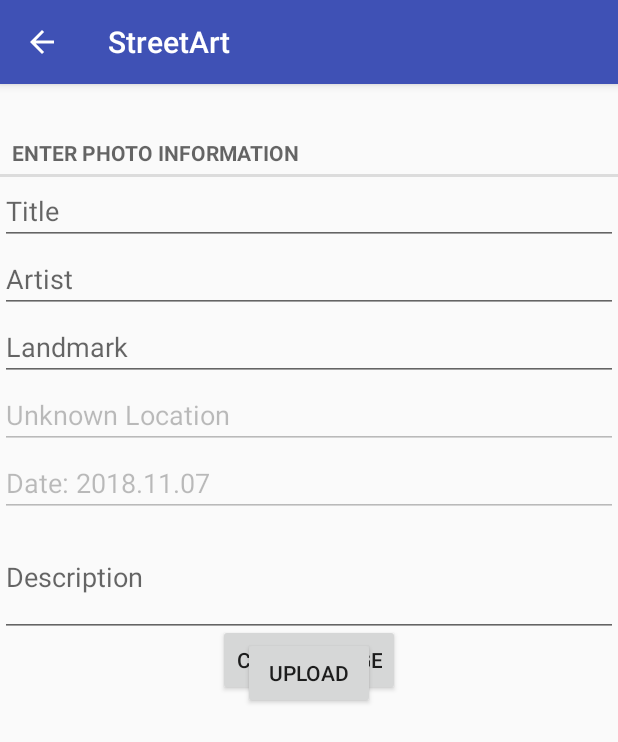
After one commit to wolfe766/mobile_apps, an Android app: the fragment CaptureFragment placed in its activity, on a phone screen of 412 x 824 dp. The commit adds this screen. Shown: the top 742 px of the screen. Run offline under Robolectric (Android 15) with nearby library versions, the phone set to English and light mode, and no system bars; our stand-ins replace Firebase (no records; nobody signed in at launch, a user with empty details on screens opened directly); pictures from the network do not load; 3 statements that could not run were skipped.

Commit message:
Finalized photo capture activity

```diff
--- a/app/src/main/AndroidManifest.xml
+++ b/app/src/main/AndroidManifest.xml
@@ -4,6 +4,7 @@
 
     <uses-permission android:name="android.permission.WRITE_EXTERNAL_STORAGE" />
     <uses-permission android:name="android.permission.INTERNET" />
+    <uses-permission android:name="android.permission.ACCESS_FINE_LOCATION" />
 
     <application
         android:allowBackup="true"
--- /dev/null
+++ b/app/src/main/java/aclass/champion/android/streetart/CaptureFragment.java
@@ -0,0 +1,153 @@
+package aclass.champion.android.streetart;
+
+import android.content.Context;
+import android.content.Intent;
+import android.location.Criteria;
+import android.location.Location;
+import android.location.LocationManager;
+import android.net.Uri;
+import android.os.Bundle;
+import android.support.v4.app.Fragment;
+import android.text.Editable;
+import android.text.TextWatcher;
+import android.view.LayoutInflater;
+import android.view.View;
+import android.view.ViewGroup;
+import android.widget.Button;
+import android.widget.EditText;
+import android.widget.ImageView;
+import android.widget.Toast;
+
+import com.bumptech.glide.Glide;
+import com.google.firebase.firestore.FirebaseFirestore;
+import com.google.firebase.storage.FirebaseStorage;
+import com.google.firebase.storage.StorageReference;
+
+import java.io.File;
+import java.text.SimpleDateFormat;
+
+public class CaptureFragment extends Fragment {
+
+    private EditText mTitleField;
+    private EditText mArtistField;
+    private EditText mLandmarkField;
+    private EditText mLocationField;
+    private EditText mDateField;
+    private EditText mDescriptionField;
+    private ImageView mImageView;
+    private Button mUploadButton;
+
+    private final FirebaseFirestore FIRESTOREDB = FirebaseFirestore.getInstance();
+    private StorageReference mStorageRef;
+    StorageController storage = new StorageController();
+    DatabaseController firestore = new DatabaseController();
+
+
+    private Picture mPic;
+    private String mDownloadPath;
+    private String mThumbnailString;
+    private Location currentLocation;
+    private File photoFile;
+
+    @Override
+    public void onCreate(Bundle savedInstanceState){
+        super.onCreate(savedInstanceState);
+
+    }
+
+    @Override
+    public View onCreateView(LayoutInflater inflater, ViewGroup container, Bundle savedInstanceState){
+        View v = inflater.inflate(R.layout.fragment_capture, container, false);
+
+        //Get all the relevant resources set up
+        mTitleField = v.findViewById(R.id.photo_title);
+        mArtistField = v.findViewById(R.id.photo_artist);
+        mLandmarkField = v.findViewById(R.id.photo_landmark);
+        mLocationField = v.findViewById(R.id.photo_location);
+        mDateField = v.findViewById(R.id.photo_date);
+        mDescriptionField = v.findViewById(R.id.photo_description);
+
+        //Imageview for displaying a preview of what is about to be uploaded
+        mImageView = v.findViewById(R.id.image_container);
+
+        //Upload button
+        mUploadButton = v.findViewById(R.id.button_upload);
+
+        //Retrieve the data passed from the activity to this fragment
+        Bundle dataFromActivity = this.getArguments();
+        //The "path" key retrieves the file path, ,the "thumbnail" key retrieves the thumbnail string
+        String filePath = dataFromActivity.getString("path");
+        mThumbnailString = dataFromActivity.getString("thumbnail");
+
+        //Use the passed string to create a new reference to the file on disk
+        photoFile = new File(filePath);
+
+        //Update the preview imageview
+        Glide.with(this).load(photoFile).into(mImageView);
+
+
+        //Update the Date text area with the current date
+        mDateField.setText("Date: " + new SimpleDateFormat("yyyy.MM.dd").format(new java.util.Date()));
+
+        //Update the location area with the current location
+        Context mContext = getActivity();
+        LocationManager lm = (LocationManager) mContext.getSystemService(Context.LOCATION_SERVICE);
+        //No accuracy criteria on the location service
+        Criteria locationCriteria = new Criteria();
+        locationCriteria.setAccuracy(Criteria.NO_REQUIREMENT);
+        //Retrieve the best location provider using that crtieria
+        String bestProvider = lm.getBestProvider(locationCriteria, true);
+
+        //Try to get the last location if location services are enabled
+        try{
+            currentLocation = lm.getLastKnownLocation(bestProvider);
+        }catch(SecurityException e){
+            Toast.makeText(mContext, "Location service rejected", Toast.LENGTH_SHORT).show();
+        }
+
+        //Update location field with relevant data
+        if(currentLocation != null){
+            String lat = String.valueOf(currentLocation.getLatitude());
+            String longi = String.valueOf(currentLocation.getLongitude());
+            mLocationField.setText("lat: + " + lat + ", long: " + longi);
+        }else{
+            mLocationField.setText("Unknown Location");
+        }
+
+        //Create realtime database reference
+        mStorageRef = FirebaseStorage.getInstance().getReference();
+
+        mUploadButton.setOnClickListener(new View.OnClickListener() {
+            @Override
+            public void onClick(View v) {
+
+                //Create A StorageDataContainer to pass to the async task
+                mPic = generatePictureFromData();
+                StorageDataContainer cont = new StorageDataContainer(mStorageRef, photoFile, getActivity(), mPic);
+
+                //Create the asynchronous storage uploader object
+                new StorageController().execute(cont);
+                Intent intent = new Intent(getActivity(), SearchActivity.class);
+                startActivity(intent);
+            }
+        });
+
+        return v;
+    }
+
+    //Gets all the relevant data from fields
+    public Picture generatePictureFromData(){
+        Picture mPicTemp = new Picture();
+
+        mPicTemp.setTitle(mTitleField.getText().toString());
+        mPicTemp.setArtist(mArtistField.getText().toString());
+        mPicTemp.setDate(new SimpleDateFormat("yyyyMMdd_HHmmss").format(new java.util.Date()));
+        mPicTemp.setLocation(currentLocation);
+        mPicTemp.setDescription(mDescriptionField.getText().toString());
+        mPicTemp.setLandmark(mLandmarkField.getText().toString());
+        mPicTemp.setThumbnail(mThumbnailString);
+
+        return mPicTemp;
+    }
+
+}
--- a/app/src/main/java/aclass/champion/android/streetart/MainActivity.java
+++ b/app/src/main/java/aclass/champion/android/streetart/MainActivity.java
@@ -101,7 +101,7 @@ public class MainActivity extends AppCompatActivity {
             public void onClick(View v){
                 //Upload taken image to firebase
                 if(mImageTaken == true){
-                    stController.uploadPictureToStorage(FIRESTOREDB, dbController, mStorageRef, mImageThumbnail);
+                    //Removed this functionality because parameters have changed and arent easy to get
                 }else{
                     Toast.makeText(MainActivity.this,"You need to take an image to upload!",Toast.LENGTH_SHORT).show();
                 }
--- a/app/src/main/res/layout/activity_capture_photo.xml
+++ b/app/src/main/res/layout/activity_capture_photo.xml
@@ -12,13 +12,6 @@
         android:gravity="center"
         android:orientation="vertical">
 
-    <ImageView
-        android:id="@+id/image_box"
-        android:layout_width="wrap_content"
-        android:layout_height="wrap_content"
-        android:adjustViewBounds="true"
-        android:maxWidth="200dp"/>
-
     <Button
         android:id="@+id/create_button"
         android:layout_width="wrap_content"
@@ -26,4 +19,10 @@
         android:text="@string/create_button"/>
     </LinearLayout>
 
+    <FrameLayout
+        xmlns:android="http://schemas.android.com/apk/res/android"
+        android:id="@+id/fragment_container"
+        android:layout_width="match_parent"
+        android:layout_height="match_parent" />
+
 </android.support.constraint.ConstraintLayout>
--- /dev/null
+++ b/app/src/main/res/layout/fragment_capture.xml
@@ -0,0 +1,74 @@
+<?xml version="1.0" encoding="utf-8"?>
+<LinearLayout xmlns:android="http://schemas.android.com/apk/res/android"
+    android:orientation="vertical" android:layout_width="match_parent"
+    android:layout_height="match_parent"
+    android:gravity="center">
+    <ScrollView
+        android:layout_width="match_parent"
+        android:layout_height="match_parent">
+        <LinearLayout
+            android:layout_width="match_parent"
+            android:layout_height="match_parent"
+            android:orientation="vertical"
+            android:gravity="center">
+            <ImageView
+                android:layout_width="wrap_content"
+                android:layout_height="wrap_content"
+                android:maxHeight="100dp"
+                android:layout_marginBottom="30dp"
+                android:id="@+id/image_container"
+                android:adjustViewBounds= "true"/>
+
+            <TextView
+                style="?android:listSeparatorTextViewStyle"
+                android:layout_width="match_parent"
+                android:layout_height="wrap_content"
+                android:text="Enter Photo Information"/>
+
+            <EditText
+                android:id="@+id/photo_title"
+                android:layout_width="match_parent"
+                android:layout_height="wrap_content"
+                android:hint="Title"/>
+
+            <EditText
+                android:id="@+id/photo_artist"
+                android:layout_width="match_parent"
+                android:layout_height="wrap_content"
+                android:hint="Artist"/>
+
+            <EditText
+                android:id="@+id/photo_landmark"
+                android:layout_width="match_parent"
+                android:layout_height="wrap_content"
+                android:hint="Landmark"/>
+            <EditText
+                android:id="@+id/photo_location"
+                android:layout_width="match_parent"
+                android:layout_height="wrap_content"
+                android:text="Location"
+                android:enabled="false"/>
+            <EditText
+                android:id="@+id/photo_date"
+                android:layout_width="match_parent"
+                android:layout_height="wrap_content"
+                android:text="Date"
+                android:enabled="false"/>
+            <EditText
+                android:id="@+id/photo_description"
+                android:layout_width="match_parent"
+                android:layout_height="wrap_content"
+                android:hint="Description"
+                android:height="80dp"/>
+
+            <Button
+                android:id="@+id/button_upload"
+                android:layout_width="wrap_content"
+                android:layout_height="wrap_content"
+                android:text="Upload"/>
+
+        </LinearLayout>
+
+    </ScrollView>
+
+</LinearLayout>
```
Also changed, not shown: app/src/main/java/aclass/champion/android/streetart/CapturePhotoActivity.java (+66 -3 lines), app/src/main/java/aclass/champion/android/streetart/DatabaseController.java (+14 -10 lines), app/src/main/java/aclass/champion/android/streetart/Picture.java (+10 -0 lines), app/src/main/java/aclass/champion/android/streetart/StorageController.java (+71 -27 lines), app/src/main/java/aclass/champion/android/streetart/StorageDataContainer.java (added, +22 -0 lines).
